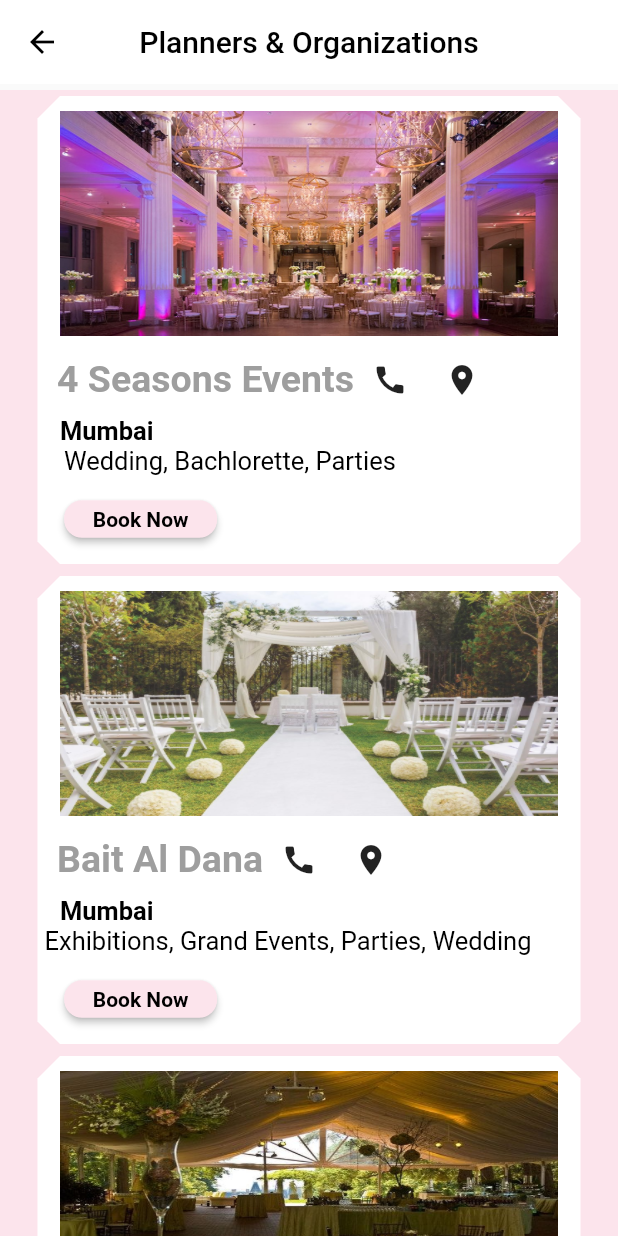
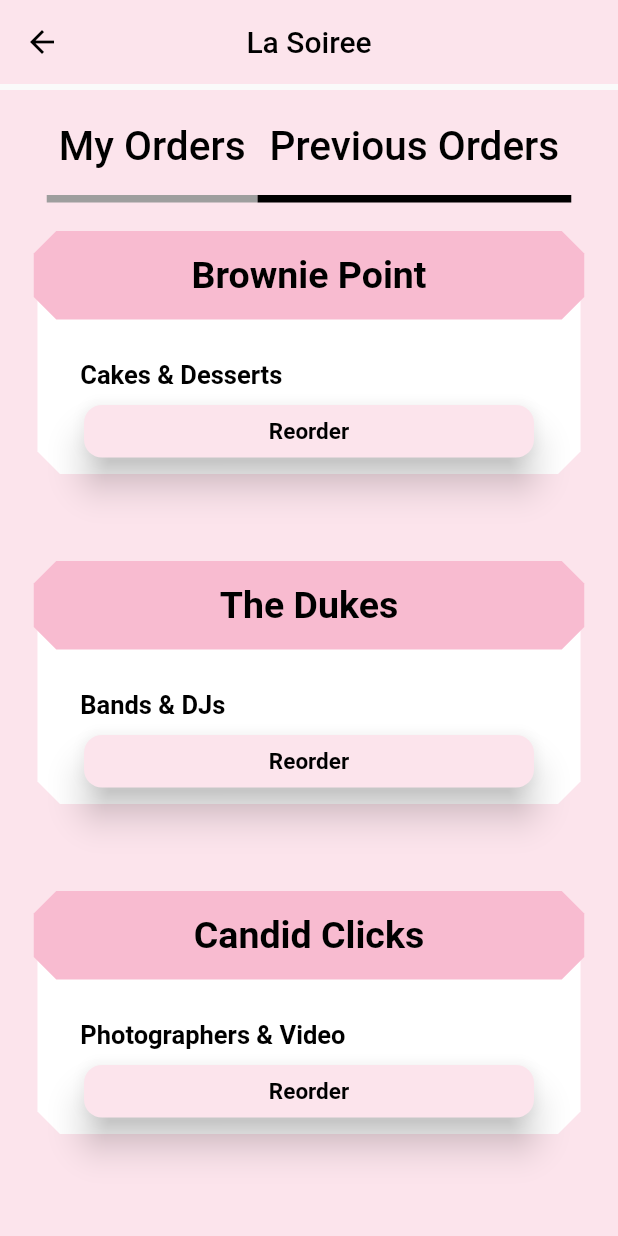
Before and after one commit to astha1411/La-Soiree, a Flutter app: the screen it shows after launch, on a phone screen of 412 x 824 dp. Run offline on Flutter 3.47's test engine with Material 2 defaults, Android fonts, the light colour scheme and no system bars.

Commit message:
orders page added

```diff
--- a/lasoiree/lib/main.dart
+++ b/lasoiree/lib/main.dart
@@ -2,6 +2,7 @@ import 'package:flutter/material.dart';
 import 'package:lasoiree/widgets/appbar/appbar.dart';
 import 'package:lasoiree/planners_and_organizations/widgets/cards.dart';
 import 'package:lasoiree/planners_and_organizations/apppage.dart';
+import 'package:lasoiree/orders/orderspage.dart';
 
 void main() => runApp(const MyApp());
 
@@ -10,6 +11,6 @@ class MyApp extends StatelessWidget {
 
   @override
   Widget build(BuildContext context) {
-    return PlannersPage();
+    return OrdersPage();
   }
 }
--- /dev/null
+++ b/lasoiree/lib/orders/cards.dart
@@ -0,0 +1,98 @@
+import 'package:flutter/material.dart';
+
+class CardWidget extends StatelessWidget {
+  final String name;
+  final String category;
+  final bool isCancel;
+
+  const CardWidget({
+    Key? key,
+    this.name = '',
+    this.category = '',
+    this.isCancel = true,
+  }) : super(key: key);
+
+  @override
+  Widget build(BuildContext context) {
+    return Align(
+        alignment: Alignment.center,
+        child: Stack(alignment: Alignment.topCenter, children: <Widget>[
+          Container(
+              height: 170,
+              width: 370,
+              child: Card(
+                //decoration: const BoxDecoration(color: Colors.red),
+                shape: BeveledRectangleBorder(
+                  borderRadius: BorderRadius.all(Radius.circular(15)),
+                ),
+                elevation: 0.0,
+              )),
+
+          //mainAxisAlignment: MainAxisAlignment.spaceEvenly,
+          Positioned(
+            top: 90,
+            left: 35,
+            child: Text(
+              category,
+              style: const TextStyle(
+                  color: Colors.black,
+                  fontWeight: FontWeight.bold,
+                  fontSize: 17),
+            ),
+          ),
+          Container(
+              height: 67,
+              width: 375,
+              child: Card(
+                  color: Colors.pink[100],
+                  shape: BeveledRectangleBorder(
+                    borderRadius: BorderRadius.all(Radius.circular(15)),
+                  ),
+                  elevation: 0.0,
+                  child: Center(
+                    child: Text(
+                      name,
+                      style: const TextStyle(
+                          color: Colors.black,
+                          fontWeight: FontWeight.bold,
+                          fontSize: 25),
+                    ),
+                  ))),
+
+          Positioned(
+              top: 120,
+              child: SizedBox(
+                  width: 300,
+                  height: 35,
+                  child: ElevatedButton(
+                    child: isCancel
+                        ? Text(
+                            "Cancel Order",
+                            style: TextStyle(
+                              fontSize: 15,
+                              color: Colors.black,
+                              fontWeight: FontWeight.bold,
+                            ),
+                          )
+                        : Text(
+                            "Reorder",
+                            style: TextStyle(
+                              fontSize: 15,
+                              color: Colors.black,
+                              fontWeight: FontWeight.bold,
+                            ),
+                          ),
+                    onPressed: () {
+                      print('Pressed');
+                    },
+                    style: ElevatedButton.styleFrom(
+                      shape: RoundedRectangleBorder(
+                        borderRadius: BorderRadius.circular(12), // <-- Radius
+                      ),
+                      elevation: 10,
+                      primary: Colors.pink.shade50,
+                    ),
+                  )))
+        ]));
+  }
+}
--- /dev/null
+++ b/lasoiree/lib/orders/data/currentorders.dart
@@ -0,0 +1,16 @@
+class CurrentOrders {
+  static final getData = [
+    {
+      'name': 'Brownie Point',
+      'category': 'Cakes & Desserts',
+    },
+    {
+      'name': 'The Dukes',
+      'category': 'Bands & DJs',
+    },
+    {
+      'name': 'Candid Clicks',
+      'category': 'Photographers & Video',
+    },
+  ];
+}
--- /dev/null
+++ b/lasoiree/lib/orders/data/previousorders.dart
@@ -0,0 +1,16 @@
+class PreviousOrders {
+  static final getData = [
+    {
+      'name': 'Brownie Point',
+      'category': 'Cakes & Desserts',
+    },
+    {
+      'name': 'The Dukes',
+      'category': 'Bands & DJs',
+    },
+    {
+      'name': 'Candid Clicks',
+      'category': 'Photographers & Video',
+    },
+  ];
+}
--- /dev/null
+++ b/lasoiree/lib/orders/orderspage.dart
@@ -0,0 +1,124 @@
+import 'package:flutter/material.dart';
+import 'package:lasoiree/widgets/appbar/appbar.dart';
+import 'package:lasoiree/orders/data/previousorders.dart';
+import 'package:lasoiree/orders/data/currentorders.dart';
+import 'package:lasoiree/orders/cards.dart';
+
+class OrdersPage extends StatefulWidget {
+  @override
+  _OrdersPageState createState() => _OrdersPageState();
+}
+
+class _OrdersPageState extends State<OrdersPage> {
+  List currdata = CurrentOrders.getData;
+  List prevdata = PreviousOrders.getData;
+  bool isPrev = true;
+
+  @override
+  Widget build(BuildContext context) {
+    return MaterialApp(
+      debugShowCheckedModeBanner: false,
+      title: 'Flutter Mini Project',
+      home: Scaffold(
+          backgroundColor: Colors.pink.shade50,
+          appBar: AppBarWidget(
+            title: 'La Soiree',
+            backgroundColor: Colors.pink.shade50,
+          ),
+          body: Column(
+            children: [
+              Padding(
+                padding: EdgeInsets.only(bottom: 15),
+                child: Row(
+                  mainAxisAlignment: MainAxisAlignment.center,
+                  children: <Widget>[
+                    SizedBox(
+                      height: 75,
+                      child: DecoratedBox(
+                        decoration: BoxDecoration(
+                          border: Border(
+                            bottom: BorderSide(
+                                width: 5.0,
+                                color: isPrev ? Colors.grey : Colors.black),
+                          ),
+                        ),
+                        child: TextButton(
+                          onPressed: () {
+                            setState(() {
+                              isPrev = false;
+                            });
+                          },
+                          child: const Text(
+                            'My Orders',
+                            style: TextStyle(
+                              fontSize: 27,
+                              color: Colors.black,
+                            ),
+                          ),
+                        ),
+                      ),
+                    ),
+                    SizedBox(
+                        height: 75,
+                        child: DecoratedBox(
+                          decoration: BoxDecoration(
+                            border: Border(
+                              bottom: BorderSide(
+                                  width: 5.0,
+                                  color: isPrev ? Colors.black : Colors.grey),
+                            ),
+                          ),
+                          child: TextButton(
+                            onPressed: () {
+                              setState(() {
+                                isPrev = true;
+                              });
+                            },
+                            child: const Text(
+                              'Previous Orders',
+                              style: TextStyle(
+                                fontSize: 27,
+                                color: Colors.black,
+                              ),
+                            ),
+                          ),
+                        ))
+                  ],
+                ),
+              ),
+              Expanded(
+                  child: SizedBox(
+                height: 200,
+                child: ListView.separated(
+                    separatorBuilder: (BuildContext context, int index) {
+                      return SizedBox(
+                        height: 50,
+                      );
+                    },
+                    itemCount: 3,
+                    scrollDirection: Axis.vertical,
+                    itemBuilder: (BuildContext context, int index) {
+                      return isPrev
+                          ? CardWidget(
+                              name: prevdata[index]['name'],
+                              category: prevdata[index]['category'],
+                              isCancel: false,
+                            )
+                          : CardWidget(
+                              name: currdata[index]['name'],
+                              category: currdata[index]['category'],
+                              isCancel: true,
+                            );
+                    }),
+              ))
+            ],
+          )),
+    );
+  }
+}
+/*
+void myorder() {
+   shape: Border(
+    bottom: BorderSide(color: Colors.black, width: 3)
+  ),
+  }*/
--- a/lasoiree/lib/planners_and_organizations/apppage.dart
+++ b/lasoiree/lib/planners_and_organizations/apppage.dart
@@ -13,7 +13,8 @@ class PlannersPage extends StatelessWidget {
       title: 'Flutter Mini Project',
       home: Scaffold(
         backgroundColor: Colors.pink.shade50,
-        appBar: AppBarWidget(title: 'Planners & Organizations'),
+        appBar:
+            AppBarWidget(title: 'Planners & Organizers', backgroundColor : Colors.white,),
         body: ListView.builder(
             itemCount: 3,
             itemBuilder: (BuildContext context, int index) {
--- a/lasoiree/lib/widgets/appbar/appbar.dart
+++ b/lasoiree/lib/widgets/appbar/appbar.dart
@@ -2,8 +2,13 @@ import 'package:flutter/material.dart';
 
 class AppBarWidget extends StatelessWidget implements PreferredSizeWidget {
   final String title;
+  final Color backgroundColor;
 
-  const AppBarWidget({Key? key, this.title = "La Soiree"}) : super(key: key);
+  const AppBarWidget({
+    Key? key,
+    this.title = "La Soiree",
+    this.backgroundColor = Colors.pink,
+  }) : super(key: key);
 
   @override
   Size get preferredSize => const Size.fromHeight(60.0);
@@ -11,12 +16,13 @@ class AppBarWidget extends StatelessWidget implements PreferredSizeWidget {
   Widget build(BuildContext context) {
     return Scaffold(
         appBar: AppBar(
-      backgroundColor: Colors.white,
+      backgroundColor: backgroundColor,
       title: Text(
         title,
         style: const TextStyle(color: Colors.black),
       ),
       centerTitle: true,
+
       elevation: 0,
       leading: IconButton(
         icon: const Icon(Icons.arrow_back),
--- a/lasoiree/pubspec.yaml
+++ b/lasoiree/pubspec.yaml
@@ -33,7 +33,7 @@ dependencies:
   # The following adds the Cupertino Icons font to your application.
   # Use with the CupertinoIcons class for iOS style icons.
   cupertino_icons: ^1.0.2
-  flutter_dialogflow: ^0.1.0
+  flutter_dialogflow: ^0.1.3
   url_launcher: ^6.0.15
   map_launcher: ^2.1.1
 
```
